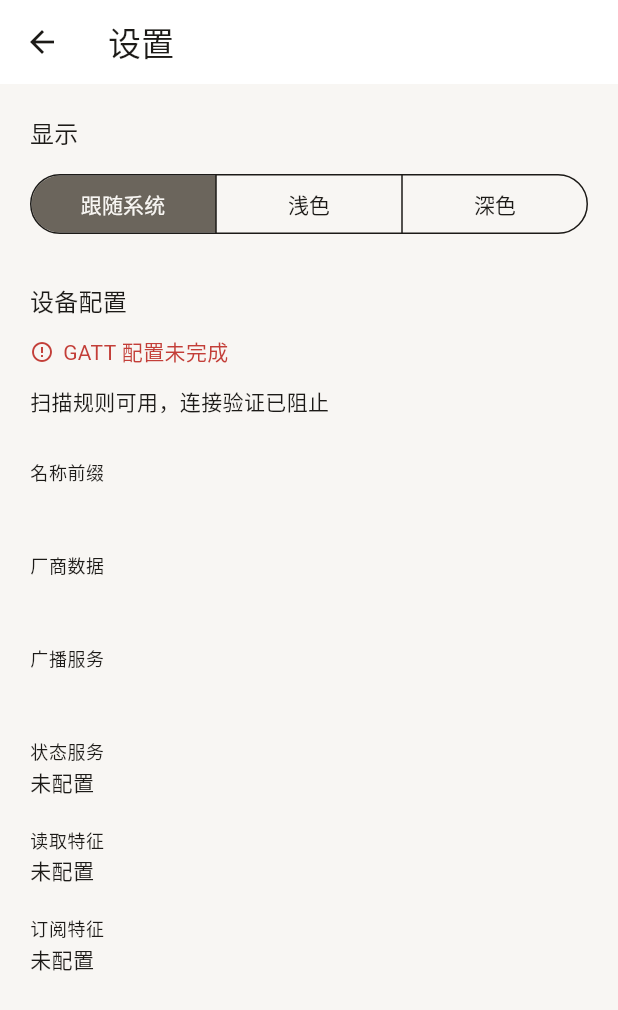
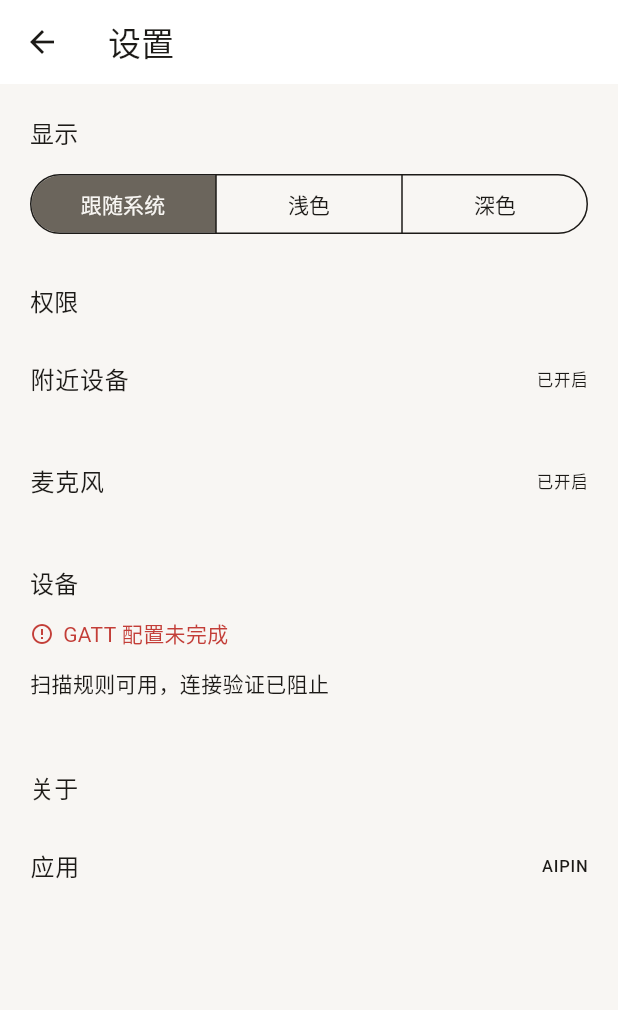
Before and after one commit to 01xkp/EVT_Flutter_APP, a Flutter app: the screen it shows after launch, after a tap on "连接我的设备", after a tap on the "settings" icon, on a phone screen of 412 x 824 dp. Shown: the top 1010 px of the screen. Run offline on Flutter 3.47's test engine with Material 3 defaults, Android fonts, the phone set to English and light mode, and no system bars; our stand-ins replace drift, drift_flutter, flutter_riverpod, just_audio, permission_handler, shared_preferences; missing offline and left inert: flutter_foreground_task, flutter_reactive_ble, record; accounts and stored records are empty; generated files the repository leaves out were written again.

Commit message:
feat: add consumer permission recovery

```diff
--- a/lib/app/app_shell.dart
+++ b/lib/app/app_shell.dart
@@ -478,6 +478,7 @@ class _AppShellState extends ConsumerState<AppShell> {
         builder: (context) => SettingsPage(
           profile: profile,
           themeController: widget.themeController,
+          permissions: ref.read(appPermissionGatewayProvider),
         ),
       ),
     );
--- a/lib/app/providers.dart
+++ b/lib/app/providers.dart
@@ -3,6 +3,8 @@ import 'dart:async';
 import 'package:evt_ble_app/core/ble/ble_transport.dart';
 import 'package:evt_ble_app/core/ble/reactive_ble_transport.dart';
 import 'package:evt_ble_app/core/persistence/app_database.dart';
+import 'package:evt_ble_app/core/permissions/app_permission_gateway.dart';
+import 'package:evt_ble_app/core/permissions/permission_handler_gateway.dart';
 import 'package:evt_ble_app/features/evidence/data/drift_evidence_repository.dart';
 import 'package:evt_ble_app/features/evidence/domain/evidence_repository.dart';
 import 'package:evt_ble_app/features/onboarding/data/shared_preferences_onboarding_store.dart';
@@ -25,6 +27,10 @@ final bleTransportProvider = Provider<BleTransport>((ref) {
 
 final onboardingStoreProvider = Provider<OnboardingStore>((ref) {
   return SharedPreferencesOnboardingStore();
+});
+
+final appPermissionGatewayProvider = Provider<AppPermissionGateway>((ref) {
+  return PermissionHandlerGateway();
 });
 
 final appDatabaseProvider = Provider<AppDatabase>((ref) {
--- /dev/null
+++ b/lib/core/permissions/app_permission_gateway.dart
@@ -0,0 +1,9 @@
+enum AppPermissionState { granted, denied, permanentlyDenied, unavailable }
+
+abstract interface class AppPermissionGateway {
+  Future<AppPermissionState> nearbyDevices();
+
+  Future<AppPermissionState> microphone();
+
+  Future<bool> openSettings();
+}
--- /dev/null
+++ b/lib/core/permissions/permission_handler_gateway.dart
@@ -0,0 +1,29 @@
+import 'dart:io';
+
+import 'package:evt_ble_app/core/permissions/app_permission_gateway.dart';
+import 'package:permission_handler/permission_handler.dart';
+
+class PermissionHandlerGateway implements AppPermissionGateway {
+  @override
+  Future<AppPermissionState> nearbyDevices() async {
+    final status = await (Platform.isIOS
+        ? Permission.bluetooth.status
+        : Permission.bluetoothScan.status);
+    return _map(status);
+  }
+
+  @override
+  Future<AppPermissionState> microphone() async =>
+      _map(await Permission.microphone.status);
+
+  @override
+  Future<bool> openSettings() => openAppSettings();
+
+  AppPermissionState _map(PermissionStatus status) => switch (status) {
+    PermissionStatus.granted ||
+    PermissionStatus.limited => AppPermissionState.granted,
+    PermissionStatus.permanentlyDenied => AppPermissionState.permanentlyDenied,
+    PermissionStatus.restricted => AppPermissionState.unavailable,
+    _ => AppPermissionState.denied,
+  };
+}
--- a/lib/features/settings/presentation/settings_page.dart
+++ b/lib/features/settings/presentation/settings_page.dart
@@ -1,15 +1,23 @@
 import 'dart:async';
 
 import 'package:evt_ble_app/core/ble/device_profile.dart';
+import 'package:evt_ble_app/core/design_system/widgets/permission_rationale_sheet.dart';
 import 'package:evt_ble_app/core/design_system/widgets/status_label.dart';
+import 'package:evt_ble_app/core/permissions/app_permission_gateway.dart';
 import 'package:evt_ble_app/features/settings/application/theme_mode_controller.dart';
 import 'package:flutter/material.dart';
 
 class SettingsPage extends StatelessWidget {
-  const SettingsPage({super.key, required this.profile, this.themeController});
+  const SettingsPage({
+    super.key,
+    required this.profile,
+    this.themeController,
+    this.permissions,
+  });
 
   final DeviceProfile profile;
   final ThemeModeController? themeController;
+  final AppPermissionGateway? permissions;
 
   @override
   Widget build(BuildContext context) {
@@ -37,7 +45,27 @@ class SettingsPage extends StatelessWidget {
             ),
             const SizedBox(height: 28),
           ],
-          Text('设备配置', style: Theme.of(context).textTheme.titleMedium),
+          Text('权限', style: Theme.of(context).textTheme.titleMedium),
+          const SizedBox(height: 12),
+          if (permissions case final gateway?)
+            _PermissionRow(
+              title: '附近设备',
+              load: gateway.nearbyDevices,
+              onOpenSettings: gateway.openSettings,
+            )
+          else
+            const _StaticRow(label: '附近设备', value: '未检查'),
+          const SizedBox(height: 12),
+          if (permissions case final gateway?)
+            _PermissionRow(
+              title: '麦克风',
+              load: gateway.microphone,
+              onOpenSettings: gateway.openSettings,
+            )
+          else
+            const _StaticRow(label: '麦克风', value: '未检查'),
+          const SizedBox(height: 28),
+          Text('设备', style: Theme.of(context).textTheme.titleMedium),
           const SizedBox(height: 12),
           StatusLabel(
             icon: profile.isGattReady
@@ -52,47 +80,81 @@ class SettingsPage extends StatelessWidget {
             style: Theme.of(context).textTheme.bodyMedium,
           ),
           const SizedBox(height: 20),
-          _ProfileRow(label: '名称前缀', value: profile.namePrefix),
-          _ProfileRow(label: '厂商数据', value: profile.manufacturerPrefixHex),
-          _ProfileRow(label: '广播服务', value: profile.serviceUuid),
-          _ProfileRow(
-            label: '状态服务',
-            value: _displayValue(profile.gattServiceUuid),
-          ),
-          _ProfileRow(
-            label: '读取特征',
-            value: _displayValue(profile.readCharacteristicUuid),
-          ),
-          _ProfileRow(
-            label: '订阅特征',
-            value: _displayValue(profile.notifyCharacteristicUuid),
-          ),
-        ],
-      ),
-    );
-  }
-
-  static String _displayValue(String value) => value.isEmpty ? '未配置' : value;
-}
-
-class _ProfileRow extends StatelessWidget {
-  const _ProfileRow({required this.label, required this.value});
-
-  final String label;
-  final String value;
-
-  @override
-  Widget build(BuildContext context) {
-    return Padding(
-      padding: const EdgeInsets.symmetric(vertical: 10),
-      child: Column(
-        crossAxisAlignment: CrossAxisAlignment.start,
-        children: [
-          Text(label, style: Theme.of(context).textTheme.bodySmall),
-          const SizedBox(height: 2),
-          SelectableText(value, style: Theme.of(context).textTheme.bodyMedium),
+          const SizedBox(height: 28),
+          Text('关于', style: Theme.of(context).textTheme.titleMedium),
+          const SizedBox(height: 12),
+          const _StaticRow(label: '应用', value: 'AIPIN'),
         ],
       ),
     );
   }
 }
+
+class _PermissionRow extends StatefulWidget {
+  const _PermissionRow({
+    required this.title,
+    required this.load,
+    required this.onOpenSettings,
+  });
+
+  final String title;
+  final Future<AppPermissionState> Function() load;
+  final Future<bool> Function() onOpenSettings;
+
+  @override
+  State<_PermissionRow> createState() => _PermissionRowState();
+}
+
+class _PermissionRowState extends State<_PermissionRow> {
+  AppPermissionState? _state;
+
+  @override
+  void initState() {
+    super.initState();
+    unawaited(_load());
+  }
+
+  @override
+  void didUpdateWidget(covariant _PermissionRow oldWidget) {
+    super.didUpdateWidget(oldWidget);
+    if (oldWidget.load != widget.load) unawaited(_load());
+  }
+
+  @override
+  Widget build(BuildContext context) {
+    final label = _state == AppPermissionState.granted ? '已开启' : '需要开启';
+    return ListTile(
+      contentPadding: EdgeInsets.zero,
+      title: Text(widget.title),
+      trailing: Text(label),
+      onTap: _state == AppPermissionState.granted ? null : _recover,
+    );
+  }
+
+  Future<void> _load() async {
+    final state = await widget.load();
+    if (mounted) setState(() => _state = state);
+  }
+
+  Future<void> _recover() async {
+    final approved = await PermissionRationaleSheet.show(
+      context,
+      title: '需要${widget.title}权限',
+      message: '请在系统设置中开启后再返回应用。',
+      continueLabel: '前往系统设置',
+    );
+    if (approved) await widget.onOpenSettings();
+  }
+}
+
+class _StaticRow extends StatelessWidget {
+  const _StaticRow({required this.label, required this.value});
+  final String label;
+  final String value;
+  @override
+  Widget build(BuildContext context) => ListTile(
+    contentPadding: EdgeInsets.zero,
+    title: Text(label),
+    trailing: Text(value),
+  );
+}
```
Also changed, not shown: lib/core/design_system/widgets/permission_rationale_sheet.dart (+13 -4 lines), 1 other file.
